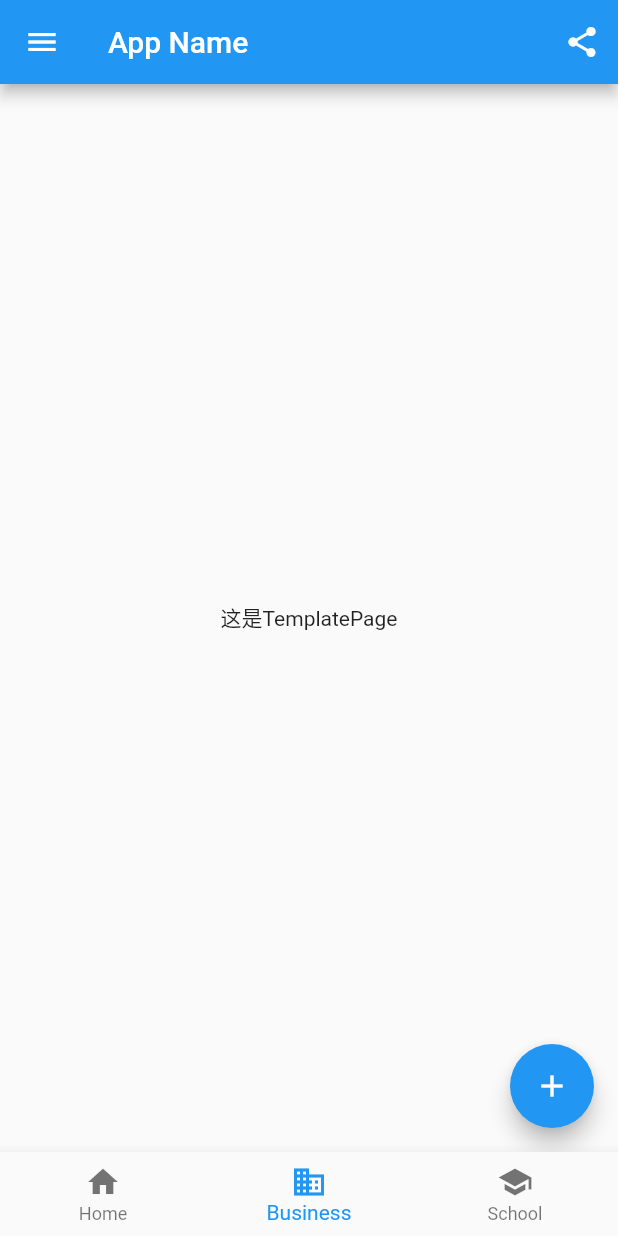
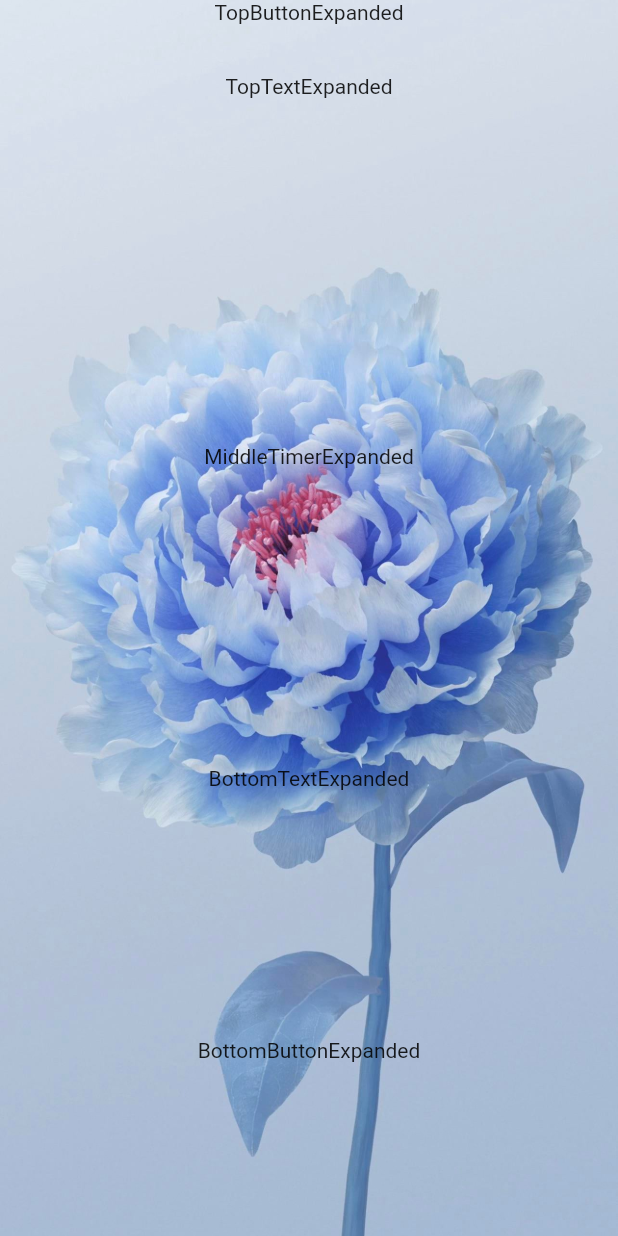
Before and after one commit to RaspberryCoke/XueKe, a Flutter app: the screen it shows after launch, on a phone screen of 412 x 824 dp. Run offline on Flutter 3.47's test engine with Material 2 defaults, Android fonts, the phone set to English and light mode, and no system bars.

Commit message:
design lock_page basic elements.Yiduo Liu.

```diff
--- a/lib/main.dart
+++ b/lib/main.dart
@@ -1,5 +1,6 @@
 import 'package:flutter/material.dart';
 import 'page/template_page.dart';
+import 'page/lock_page/lock_page.dart';
 
 void main() {
   runApp(const MyApp());
@@ -12,6 +13,7 @@ class MyApp extends StatelessWidget {
   @override
   Widget build(BuildContext context) {
     return MaterialApp(
+      debugShowCheckedModeBanner: false,
       title: 'Flutter Demo',
       theme: ThemeData(
         primarySwatch: Colors.blue,
@@ -33,7 +35,7 @@ class _ScaffoldRouteState extends State<ScaffoldRoute> with SingleTickerProvider
   List tabs = ["新闻", "历史", "图片"];
   List list = [
     TemplatePage(),
-    TemplatePage(),
+    LockPage(),
     TemplatePage(),
   ];
   int _selectedIndex = 1;
@@ -55,14 +57,15 @@ class _ScaffoldRouteState extends State<ScaffoldRoute> with SingleTickerProvider
   Widget build(BuildContext context) {
 
     return Scaffold(
-      appBar: AppBar( //导航栏
+
+      appBar:  _selectedIndex==1?null:AppBar( //导航栏
         title: Text("App Name"),
         actions: <Widget>[ //导航栏右侧菜单
           IconButton(icon: Icon(Icons.share), onPressed: () {}),
         ],
       ),
       drawer: MyDrawer(), //抽屉
-      bottomNavigationBar:BottomNavigationBar(
+      bottomNavigationBar:_selectedIndex==1?null:BottomNavigationBar(
         items: <BottomNavigationBarItem>[
           BottomNavigationBarItem(icon: Icon(Icons.home), label: 'Home'),
           BottomNavigationBarItem(icon: Icon(Icons.business), label: 'Business'),
--- /dev/null
+++ b/lib/page/lock_page/expands/bottom_blank_expanded.dart
@@ -0,0 +1,13 @@
+import 'package:flutter/material.dart';
+class BottomBlankExpanded extends Expanded {
+  BottomBlankExpanded({
+    Key? key,
+    int flex = 10,
+    //required Widget child,
+  }) : super(
+    key: key,
+    flex: flex,
+    //child: child,
+    child: Text(''),
+  );
+}
--- /dev/null
+++ b/lib/page/lock_page/expands/bottom_button_expanded.dart
@@ -0,0 +1,12 @@
+import 'package:flutter/material.dart';
+class BottomButtonExpanded extends Expanded {
+  BottomButtonExpanded({
+    Key? key,
+    int flex = 16,
+    required Widget child,
+  }) : super(
+    key: key,
+    flex: flex,
+    child: child,
+  );
+}
--- /dev/null
+++ b/lib/page/lock_page/expands/bottom_text_expanded.dart
@@ -0,0 +1,12 @@
+import 'package:flutter/material.dart';
+class BottomTextExpanded extends Expanded {
+  BottomTextExpanded({
+    Key? key,
+    int flex = 12,
+    required Text child,
+  }) : super(
+    key: key,
+    flex: flex,
+    child: child,
+  );
+}
--- /dev/null
+++ b/lib/page/lock_page/expands/middle_timer_expanded.dart
@@ -0,0 +1,12 @@
+import 'package:flutter/material.dart';
+class MiddleTimerExpanded extends Expanded {
+  MiddleTimerExpanded({
+    Key? key,
+    int flex = 26,
+    required Widget child,
+  }) : super(
+    key: key,
+    flex: flex,
+    child: child,
+  );
+}
--- /dev/null
+++ b/lib/page/lock_page/expands/top_blank_expanded.dart
@@ -0,0 +1,13 @@
+import 'package:flutter/material.dart';
+class TopBlankExpanded extends Expanded {
+  TopBlankExpanded({
+    Key? key,
+    int flex = 23,
+    //required Widget child,
+  }) : super(
+    key: key,
+    flex: flex,
+    //child: child,
+    child: Text(''),
+  );
+}
--- /dev/null
+++ b/lib/page/lock_page/expands/top_button_expanded.dart
@@ -0,0 +1,12 @@
+import 'package:flutter/material.dart';
+class TopButtonExpanded extends Expanded {
+  TopButtonExpanded({
+    Key? key,
+    int flex = 6,
+    required Widget child,
+  }) : super(
+    key: key,
+    flex: flex,
+    child: child,
+  );
+}
--- /dev/null
+++ b/lib/page/lock_page/expands/top_text_expanded.dart
@@ -0,0 +1,12 @@
+import 'package:flutter/material.dart';
+class TopTextExpanded extends Expanded {
+  TopTextExpanded({
+    Key? key,
+    int flex = 7,
+    required Text child,
+  }) : super(
+    key: key,
+    flex: flex,
+    child: child,
+  );
+}
--- /dev/null
+++ b/lib/page/lock_page/lock_page.dart
@@ -0,0 +1,49 @@
+import 'package:flutter/gestures.dart';
+import 'package:flutter/material.dart';
+import 'expands/top_button_expanded.dart';
+import 'expands/top_blank_expanded.dart';
+import 'expands/middle_timer_expanded.dart';
+import 'expands/top_text_expanded.dart';
+import 'expands/bottom_text_expanded.dart';
+import 'expands/bottom_blank_expanded.dart';
+import 'expands/bottom_button_expanded.dart';
+
+//expands/top_button_expanded.dart.dart
+class LockPage extends StatelessWidget {
+  LockPage({Key? key}) : super(key: key);
+
+  @override
+  Widget build(BuildContext context) {
+    return Container(
+
+        //最外层被容器包裹，从而占满整个屏幕
+        width: double.infinity,
+        height: double.infinity,
+        decoration: BoxDecoration(
+          //背景装饰
+          image: DecorationImage(
+            image: AssetImage('assets/a.jpg'),
+            fit: BoxFit.cover,
+          ),
+        ),
+
+
+        child: Flex(
+          //Flex在垂直方向上的两个子widget按1：1来占据水平空间
+          direction: Axis.vertical,
+
+
+          children: [
+            TopButtonExpanded(child: Text('TopButtonExpanded')),
+            TopTextExpanded(child:Text('TopTextExpanded')),
+            TopBlankExpanded(),
+            MiddleTimerExpanded(child: Text('MiddleTimerExpanded')),
+            BottomTextExpanded(child: Text('BottomTextExpanded')),
+            BottomBlankExpanded(),
+            BottomButtonExpanded(child:Text('BottomButtonExpanded')),
+          ],
+        ));
+  }
+
+  void _onAdd() {}
+}
--- a/pubspec.yaml
+++ b/pubspec.yaml
@@ -59,9 +59,8 @@ flutter:
   uses-material-design: true
 
   # To add assets to your application, add an assets section, like this:
-  # assets:
-  #   - images/a_dot_burr.jpeg
-  #   - images/a_dot_ham.jpeg
+  assets:
+    - assets/
 
   # An image asset can refer to one or more resolution-specific "variants", see
   # https://flutter.dev/assets-and-images/#resolution-aware
```
Also changed, not shown: assets/a.jpg (added), assets/b.jpg (added), 7 other files.
